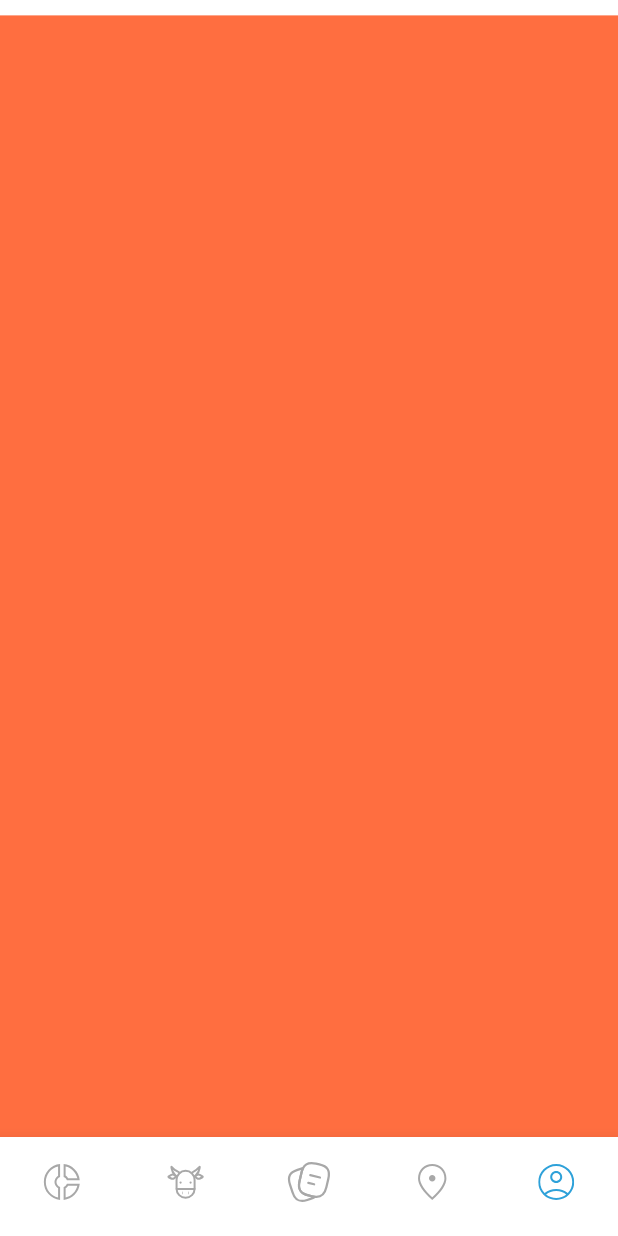
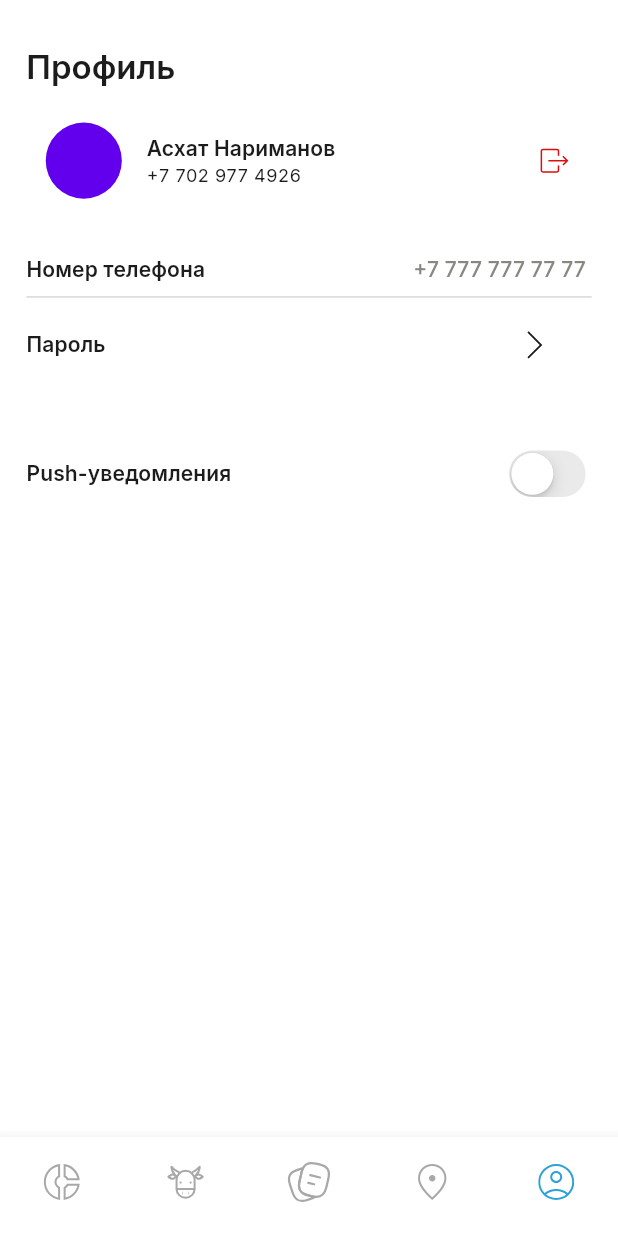
Before and after one commit to z0ld1ck/RanchTracker, a Flutter app: the Home screen opened by its route, item 5 of the bottom bar chosen, on a phone screen of 412 x 824 dp. Run offline on Flutter 3.47's test engine with Material 3 defaults, Android fonts, the phone set to English and light mode, and no system bars; our stand-ins replace flutter_map, flutter_screenutil, flutter_svg, google_fonts, latlong2, pinput and 1 more; accounts and stored records are empty; generated files the repository leaves out were written again.

Commit message:
profile page was added

```diff
--- a/lib/core/const/app_icons.dart
+++ b/lib/core/const/app_icons.dart
@@ -1,21 +1,23 @@
 class AppIcons {
   static const String close = 'assets/icons/close.svg';
   static const String back = 'assets/icons/back.svg';
-  static const String home='assets/icons/Home.svg';
-  static const String add='assets/icons/add.svg';
-  static const String mark='assets/icons/mark.svg';
-  static const String notes='assets/icons/notes.svg';
-  static const String profile='assets/icons/profile.svg';
-  static const String cow_not_selected='assets/icons/cow_not_selected.svg';
-  static const String avatar='assets/icons/avatar.svg';
-  static const String search='assets/icons/search.svg';
-  static const String filter='assets/icons/filter.svg';
-  static const String search2='assets/icons/search2.svg';
-  static const String drone='assets/icons/drone.svg';
-  static const String add_blue='assets/icons/add_blue.svg';
-  static const String account='assets/icons/account.svg';
-  static const String dash='assets/icons/dash.svg';
-  static const String cow_svet='assets/icons/cow_svet.svg';
-  static const String notes2='assets/icons/notes2.svg';
-  static const String map='assets/icons/map3.svg';
+  static const String home = 'assets/icons/Home.svg';
+  static const String add = 'assets/icons/add.svg';
+  static const String mark = 'assets/icons/mark.svg';
+  static const String notes = 'assets/icons/notes.svg';
+  static const String profile = 'assets/icons/profile.svg';
+  static const String cow_not_selected = 'assets/icons/cow_not_selected.svg';
+  static const String avatar = 'assets/icons/avatar.svg';
+  static const String search = 'assets/icons/search.svg';
+  static const String filter = 'assets/icons/filter.svg';
+  static const String search2 = 'assets/icons/search2.svg';
+  static const String drone = 'assets/icons/drone.svg';
+  static const String add_blue = 'assets/icons/add_blue.svg';
+  static const String account = 'assets/icons/account.svg';
+  static const String dash = 'assets/icons/dash.svg';
+  static const String cow_svet = 'assets/icons/cow_svet.svg';
+  static const String notes2 = 'assets/icons/notes2.svg';
+  static const String map = 'assets/icons/map3.svg';
+  static const String logout = 'assets/icons/logOut.svg';
+  static const String next = 'assets/icons/next.svg';
 }
--- a/lib/presentation/home/pages/map_page.dart
+++ b/lib/presentation/home/pages/map_page.dart
@@ -64,7 +64,7 @@ class _MapPageState extends State<MapPage> {
           Positioned(
             left:130,
             right:125,
-            top:676,
+            top:686,
             bottom: 12,
             child: CattleCountingButton(
               onPressed: () {},
--- a/lib/presentation/home/pages/profile.dart
+++ b/lib/presentation/home/pages/profile.dart
@@ -1,4 +1,9 @@
 import 'package:flutter/material.dart';
+import 'package:flutter_screenutil/flutter_screenutil.dart';
+import 'package:malshy/core/const/app_colors.dart';
+import 'package:malshy/presentation/home/widgets/personal_data_field.dart';
+import 'package:malshy/presentation/home/widgets/profile_field.dart';
+import 'package:malshy/presentation/home/widgets/push_notification_switch.dart';
 
 class Profile extends StatefulWidget {
   const Profile({super.key});
@@ -11,7 +16,50 @@ class _ProfileState extends State<Profile> {
   @override
   Widget build(BuildContext context) {
     return Scaffold(
-      backgroundColor: Colors.deepOrangeAccent,
+      backgroundColor: AppColors.white,
+      appBar: PreferredSize(
+        preferredSize: Size(double.infinity, 20.h),
+        child: AppBar(
+          automaticallyImplyLeading: false,
+        ),
+      ),
+      body: Column(
+        children: [
+          Row(
+            crossAxisAlignment: CrossAxisAlignment.center,
+            children: [
+              SizedBox(
+                width: 16.w,
+              ),
+              Text(
+                'Профиль',
+                style: Theme.of(context).textTheme.titleLarge!.copyWith(
+                      color: AppColors.black,
+                      fontWeight: FontWeight.w600,
+                    ),
+              ),
+            ],
+          ),
+          SizedBox(
+            height: 10.h,
+          ),
+          Row(
+            crossAxisAlignment: CrossAxisAlignment.center,
+            mainAxisAlignment: MainAxisAlignment.center,
+            children: const [
+              ProfileField(),
+            ],
+          ),
+          SizedBox(
+            height: 24.h,
+          ),
+          PersonalData(),
+          SizedBox(
+            height: 24.h,
+          ),
+          PushNotifications(),
+        ],
+      ),
     );
   }
 }
--- /dev/null
+++ b/lib/presentation/home/widgets/personal_data_field.dart
@@ -0,0 +1,59 @@
+import 'package:flutter/material.dart';
+import 'package:flutter/services.dart';
+import 'package:flutter_screenutil/flutter_screenutil.dart';
+import 'package:flutter_svg/flutter_svg.dart';
+import 'package:malshy/core/const/app_colors.dart';
+import 'package:malshy/core/const/app_icons.dart';
+
+class PersonalData extends StatelessWidget {
+  const PersonalData({Key? key}) : super(key: key);
+
+  @override
+  Widget build(BuildContext context) {
+    return Container(
+      width: 343.w,
+      height: 91.h,
+      decoration: BoxDecoration(
+        color: AppColors.white,
+      ),
+      child: Column(
+        children: [
+          Row(
+            crossAxisAlignment: CrossAxisAlignment.center,
+            mainAxisAlignment: MainAxisAlignment.spaceBetween,
+            children: [
+              Text(
+                'Номер телефона',
+                style: Theme.of(context).textTheme.titleSmall!.copyWith(
+                    color: AppColors.black, fontWeight: FontWeight.w600),
+              ),
+              Text(
+                '+7 777 777 77 77 ',
+                style: Theme.of(context).textTheme.titleSmall!.copyWith(
+                    color: AppColors.gray, fontWeight: FontWeight.w500),
+              ),
+            ],
+          ),
+          Divider(
+            color: AppColors.grayLight,
+          ),
+          Row(
+            crossAxisAlignment: CrossAxisAlignment.center,
+            children: [
+              Text(
+                'Пароль',
+                style: Theme.of(context).textTheme.titleSmall!.copyWith(
+                    color: AppColors.black, fontWeight: FontWeight.w600),
+              ),
+              SizedBox(width:239.w,),
+              IconButton(
+                onPressed: () {},
+                icon: SvgPicture.asset(AppIcons.next),
+              ),
+            ],
+          )
+        ],
+      ),
+    );
+  }
+}
--- /dev/null
+++ b/lib/presentation/home/widgets/profile_field.dart
@@ -0,0 +1,65 @@
+import 'package:flutter/material.dart';
+import 'package:flutter_screenutil/flutter_screenutil.dart';
+import 'package:flutter_svg/flutter_svg.dart';
+import 'package:malshy/core/const/app_colors.dart';
+import 'package:malshy/core/const/app_icons.dart';
+
+class ProfileField extends StatefulWidget {
+  const ProfileField({Key? key}) : super(key: key);
+
+  @override
+  State<ProfileField> createState() => _ProfileFieldState();
+}
+
+class _ProfileFieldState extends State<ProfileField> {
+  @override
+  Widget build(BuildContext context) {
+    return Column(
+      children: [
+        Container(
+          width: 373,
+          height: 77,
+          decoration: BoxDecoration(
+            color: AppColors.white,
+          ),
+          child: Row(
+            children: [
+              SizedBox(
+                width: 10.w,
+              ),
+              CircleAvatar(
+                radius: 25.r,
+              ),
+              SizedBox(
+                width: 15.w,
+              ),
+              Column(
+                mainAxisAlignment: MainAxisAlignment.center,
+                crossAxisAlignment: CrossAxisAlignment.start,
+                children: [
+                  Text(
+                    'Асхат Нариманов',
+                    style: Theme.of(context).textTheme.titleSmall!.copyWith(
+                        color: AppColors.black, fontWeight: FontWeight.w600),
+                  ),
+                  Text(
+                    '+7 702 977 4926',
+                    style: Theme.of(context).textTheme.bodySmall!.copyWith(
+                        color: AppColors.black, fontWeight: FontWeight.w400),
+                  ),
+                ],
+              ),
+              SizedBox(
+                width: 110.w,
+              ),
+              IconButton(
+                onPressed: () {},
+                icon: SvgPicture.asset(AppIcons.logout),
+              ),
+            ],
+          ),
+        ),
+      ],
+    );
+  }
+}
--- /dev/null
+++ b/lib/presentation/home/widgets/push_notification_switch.dart
@@ -0,0 +1,49 @@
+import 'package:flutter/cupertino.dart';
+import 'package:flutter/material.dart';
+import 'package:flutter_screenutil/flutter_screenutil.dart';
+import 'package:malshy/core/const/app_colors.dart';
+
+class PushNotifications extends StatefulWidget {
+  const PushNotifications({Key? key}) : super(key: key);
+
+  @override
+  _PushNotificationsState createState() => _PushNotificationsState();
+}
+
+class _PushNotificationsState extends State<PushNotifications> {
+  bool foriOS = false;
+
+  @override
+  Widget build(BuildContext context) {
+    return Container(
+      decoration: BoxDecoration(
+        color: AppColors.white,
+      ),
+      width: 343.w,
+      height: 57.6.h,
+      child: Row(
+        crossAxisAlignment: CrossAxisAlignment.center,
+        mainAxisAlignment: MainAxisAlignment.spaceBetween,
+        children: [
+          Text(
+            'Push-уведомления',
+            style: Theme.of(context)
+                .textTheme
+                .titleSmall!
+                .copyWith(color: AppColors.black, fontWeight: FontWeight.w600),
+          ),
+          CupertinoSwitch(
+            value: foriOS,
+            onChanged: (value) {
+              setState(() {
+                foriOS = value;
+              });
+            },
+            activeColor: Colors.green,
+            thumbColor: AppColors.white,
+          ),
+        ],
+      ),
+    );
+  }
+}
```
Also changed, not shown: assets/icons/logOut.svg (added), assets/icons/next.svg (added).
